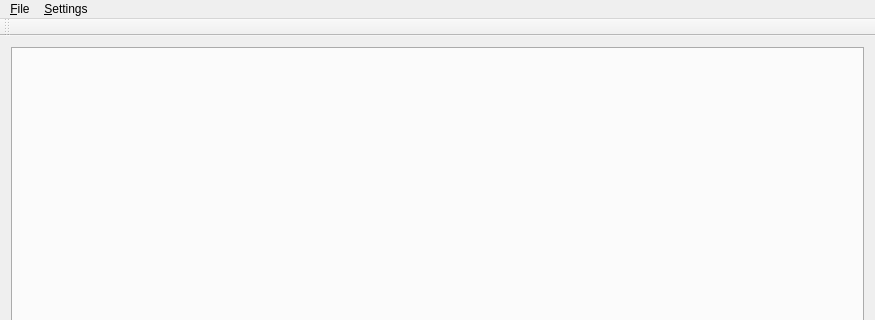
This is mainwindow.ui in Toeger/SCE as Qt 5 draws it before an edit; both pictures show x 0 to 875 and y 0 to 320 of the 875 by 725 pixel window. The edited form follows.
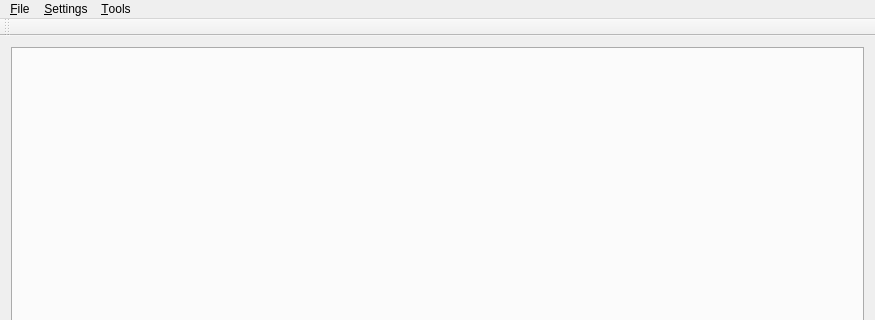
This is the edited form.

Commit message: Saving and loading last open tab index.

```diff
--- a/mainwindow.ui
+++ b/mainwindow.ui
@@ -50,8 +50,15 @@
     <addaction name="action_Font"/>
     <addaction name="action_Tab_Width"/>
    </widget>
+   <widget class="QMenu" name="menu_Tools">
+    <property name="title">
+     <string>&amp;Tools</string>
+    </property>
+    <addaction name="action_Edit"/>
+   </widget>
    <addaction name="menuFile"/>
    <addaction name="menuSettings"/>
+   <addaction name="menu_Tools"/>
   </widget>
   <widget class="QToolBar" name="mainToolBar">
    <attribute name="toolBarArea">
```
Left out of the diff: 14 changed lines with no effect on the pictures. The commit also changes 3 other files.
